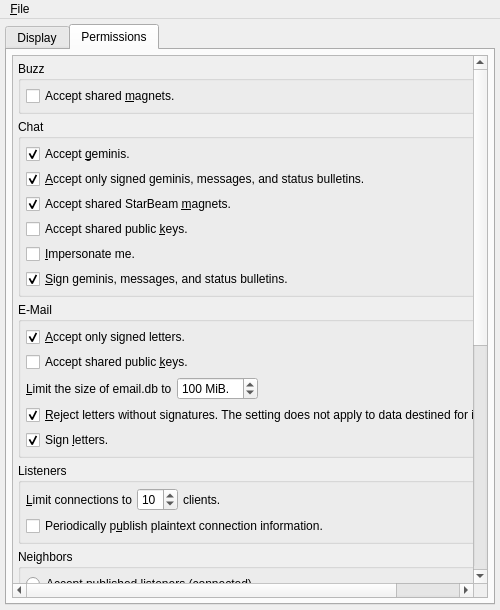
Above: branches/trunk/UI/options.ui from textbrowser/spot-on before the change. Below: the same form after it.
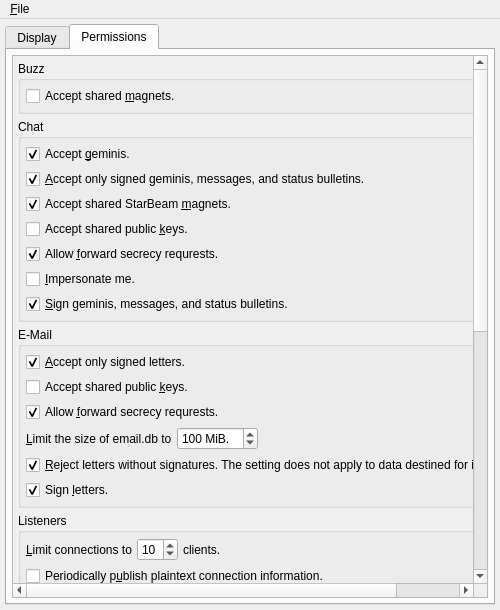
That is the form after the change. The open tabs and pages were chosen to show the change. Icons and pictures are not drawn.

Patch:
```diff
--- a/branches/trunk/UI/options.ui
+++ b/branches/trunk/UI/options.ui
@@ -926,7 +926,7 @@
              <x>0</x>
              <y>0</y>
              <width>581</width>
-             <height>1003</height>
+             <height>1057</height>
             </rect>
            </property>
            <layout class="QVBoxLayout" name="verticalLayout_11">
@@ -1013,6 +1013,22 @@
                  </property>
                 </widget>
                </item>
+               <item>
+                <widget class="QCheckBox" name="chat_fs_request">
+                 <property name="sizePolicy">
+                  <sizepolicy hsizetype="Minimum" vsizetype="Preferred">
+                   <horstretch>0</horstretch>
+                   <verstretch>0</verstretch>
+                  </sizepolicy>
+                 </property>
+                 <property name="text">
+                  <string>Allow &amp;forward secrecy requrests.</string>
+                 </property>
+                 <property name="checked">
+                  <bool>true</bool>
+                 </property>
+                </widget>
+               </item>
                <item>
                 <widget class="QCheckBox" name="impersonate">
                  <property name="toolTip">
@@ -1077,6 +1093,22 @@
                  </property>
                 </widget>
                </item>
+               <item>
+                <widget class="QCheckBox" name="email_fs_request">
+                 <property name="sizePolicy">
+                  <sizepolicy hsizetype="Minimum" vsizetype="Preferred">
+                   <horstretch>0</horstretch>
+                   <verstretch>0</verstretch>
+                  </sizepolicy>
+                 </property>
+                 <property name="text">
+                  <string>Allow &amp;forward secrecy requrests.</string>
+                 </property>
+                 <property name="checked">
+                  <bool>true</bool>
+                 </property>
+                </widget>
+               </item>
                <item>
                 <layout class="QHBoxLayout" name="horizontalLayout_63">
                  <property name="spacing">
```
Left out of the diff: 2 changed lines with no effect on the pictures.
